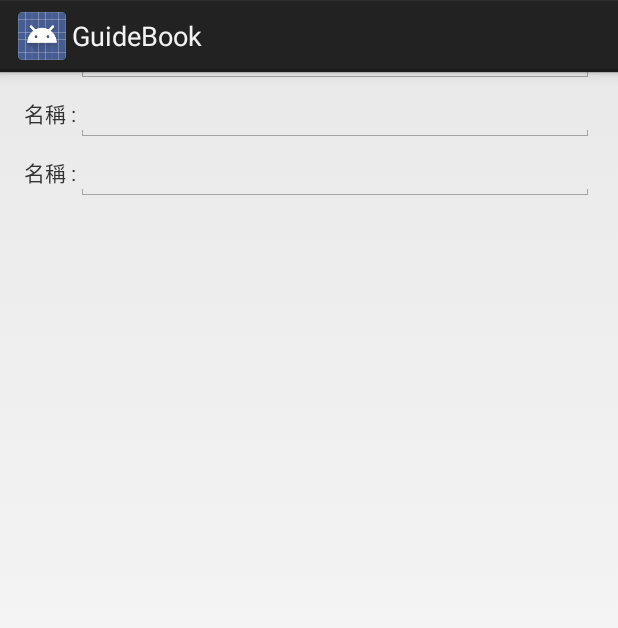
After one commit to mike012610/GuideBook, an Android app: the layout activity_make_location.xml on its own in the app's theme, with its tools: preview values and no code run, on a phone screen of 412 x 824 dp. The commit adds this screen. Shown: the top 628 px of the screen. Run offline under Robolectric (Android 15) with nearby library versions, the phone set to English and light mode, and no system bars.

Commit message:
new location

```diff
--- /dev/null
+++ b/GuideBook/app/src/main/res/layout/activity_make_location.xml
@@ -0,0 +1,43 @@
+<LinearLayout xmlns:android="http://schemas.android.com/apk/res/android"
+    xmlns:tools="http://schemas.android.com/tools" android:layout_width="match_parent"
+    android:layout_height="match_parent" android:paddingLeft="@dimen/activity_horizontal_margin"
+    android:paddingRight="@dimen/activity_horizontal_margin"
+    android:paddingTop="@dimen/activity_vertical_margin"
+    android:paddingBottom="@dimen/activity_vertical_margin"
+    android:orientation="vertical"
+    tools:context="com.mike012610.guidebook.MakeLocationActivity">
+    <LinearLayout
+        android:layout_width="match_parent"
+        android:layout_height="wrap_content"
+        android:orientation="horizontal">
+        <TextView android:text="@string/new_location_name" android:layout_width="wrap_content"
+            android:layout_height="wrap_content" />
+        <EditText
+            android:id="@+id/location_new_name1"
+            android:layout_width="match_parent"
+            android:layout_height="wrap_content" />
+    </LinearLayout>
+    <LinearLayout
+        android:layout_width="match_parent"
+        android:layout_height="wrap_content"
+        android:orientation="horizontal">
+        <TextView android:text="@string/new_location_name" android:layout_width="wrap_content"
+            android:layout_height="wrap_content" />
+        <EditText
+            android:id="@+id/location_new_name2"
+            android:layout_width="match_parent"
+            android:layout_height="wrap_content" />
+    </LinearLayout>
+    <LinearLayout
+        android:layout_width="match_parent"
+        android:layout_height="wrap_content"
+        android:orientation="horizontal">
+        <TextView android:text="@string/new_location_name" android:layout_width="wrap_content"
+            android:layout_height="wrap_content" />
+        <EditText
+            android:id="@+id/location_new_name3"
+            android:layout_width="match_parent"
+            android:layout_height="wrap_content" />
+    </LinearLayout>
+
+</LinearLayout>
--- a/GuideBook/app/src/main/res/menu/action_menu.xml
+++ b/GuideBook/app/src/main/res/menu/action_menu.xml
@@ -4,11 +4,11 @@
 
     <item
         android:id="@+id/action_marker"
-        android:title="add marker"
+        android:title="marker"
         android:showAsAction="ifRoom|withText"/>
     <item
-        android:id="@+id/ation_delete"
-        android:title="second"
+        android:id="@+id/add"
+        android:title="add"
         android:showAsAction="ifRoom|withText" />
     <item
         android:id="@+id/action_settings"
--- a/GuideBook/app/src/main/res/values/strings.xml
+++ b/GuideBook/app/src/main/res/values/strings.xml
@@ -25,4 +25,7 @@
     <string name="hello_world">Hello world!</string>
     <string name="action_settings">Settings</string>
     <string name="title_activity_slidepanel">slidepanel</string>
+    <string name="title_activity_make_location">MakeLocationActivity</string>
+
+    <string name="new_location_name">名稱 :</string>
 </resources>
```
Also changed, not shown: GuideBook/app/src/main/AndroidManifest.xml (+13 -5 lines), GuideBook/app/src/main/java/com/mike012610/guidebook/HttpMethod.java (+6 -6 lines), GuideBook/app/src/main/java/com/mike012610/guidebook/LoginActivity.java (+4 -5 lines), GuideBook/app/src/main/java/com/mike012610/guidebook/MakeLocationActivity.java (added, +38 -0 lines), GuideBook/app/src/main/java/com/mike012610/guidebook/MapsActivity.java (+45 -1 lines), GuideBook/app/src/main/res/layout/activity_main.xml (+33 -1 lines), GuideBook/app/src/main/res/menu/menu_make_location.xml (added, +7 -0 lines).
